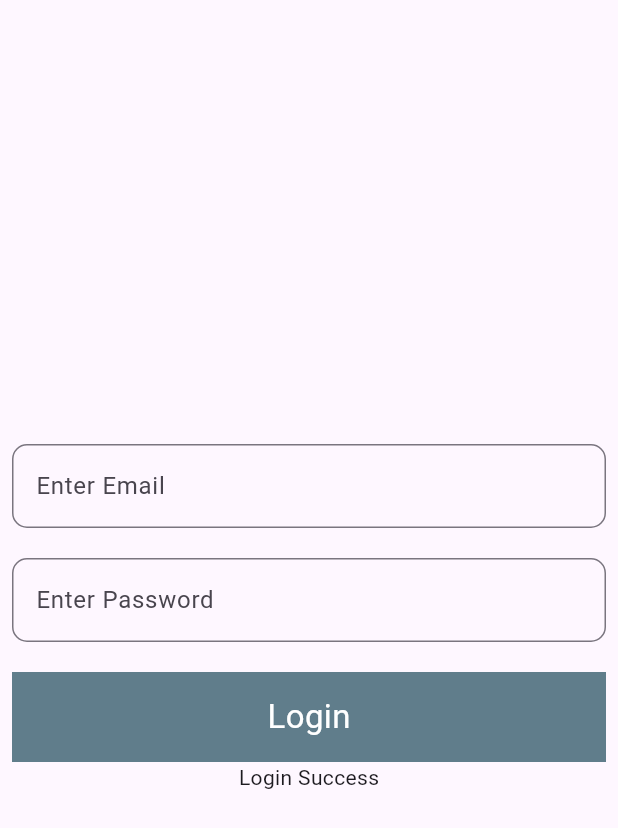
After one commit to rai-ms/bloc_flutter_practice, a Flutter app: the ValidateFormBloc screen opened by its route, after a tap on "Login", on a phone screen of 412 x 824 dp. The commit adds this screen. Shown: the top 828 px of the screen. Run offline on Flutter 3.47's test engine with Material 2 defaults, Android fonts, the phone set to English and light mode, and no system bars; our stand-ins replace connectivity_plus, flutter_bloc.

Commit message:
Adding form validation using Bloc

```diff
--- /dev/null
+++ b/lib/enum/internet_cubit.dart
@@ -0,0 +1,31 @@
+import 'dart:async';
+
+import 'package:connectivity_plus/connectivity_plus.dart';
+import 'package:flutter_bloc/flutter_bloc.dart';
+
+enum InternetState{GAINED, LOST, INITIAL}
+
+class InternetCubit extends Cubit<InternetState>
+{
+  Connectivity _connectivity = Connectivity();
+  StreamSubscription? _connectivitySubscription;
+
+  InternetCubit():super(InternetState.INITIAL){
+    _connectivitySubscription = _connectivity.onConnectivityChanged.listen((result) {
+      if(result == ConnectivityResult.wifi || result == ConnectivityResult.mobile)
+        {
+          emit(InternetState.GAINED);
+        }
+      else
+        {
+          emit(InternetState.LOST);
+        }
+    });
+  }
+
+  @override
+  Future<void> close() {
+    _connectivitySubscription?.cancel();
+    return super.close();
+  }
+}
--- /dev/null
+++ b/lib/modules/formValidationbloc/bloc/validate_bloc.dart
@@ -0,0 +1,32 @@
+import 'package:flutter_bloc/flutter_bloc.dart';
+import 'package:flutter_bloc_practice/modules/formValidationbloc/bloc/validate_event.dart';
+import 'package:flutter_bloc_practice/modules/formValidationbloc/bloc/validate_state.dart';
+import 'package:flutter_bloc_practice/services/utils/text/app_text.dart';
+
+class ValidateBloc extends Bloc<ValidateEvent, ValidateState>
+{
+  ValidateBloc():super(InitialValidateState()){
+    on<ValidateTextFieldEvent>((event, emit) {
+      if(event.emailValue.isEmpty || !isValidEmail(event.emailValue)){
+        emit(ErrorValidateState(errorMessage: AppText.enterValidEmail));
+      }
+      else if(event.passValue.length <= 6)
+        {
+          emit(ErrorValidateState(errorMessage: AppText.passwordMustBeGreater));
+        }
+      else
+      {
+        emit(ValidValidateState());
+      }
+    });
+    on<ValidateSubmitButton>((event, emit) {
+      emit(LoadingValidateState());
+    });
+  }
+
+  bool isValidEmail(email){
+    final bool emailValid = RegExp(r"^[a-zA-Z0-9.a-zA-Z0-9.!#$%&'*+-/=?^_`{|}~]+@[a-zA-Z0-9]+\.[a-zA-Z]+")
+        .hasMatch(email);
+    return emailValid;
+  }
+}
--- /dev/null
+++ b/lib/modules/formValidationbloc/bloc/validate_event.dart
@@ -0,0 +1,19 @@
+abstract class ValidateEvent
+{}
+
+class ValidateTextFieldEvent extends ValidateEvent
+{
+  String emailValue;
+  String passValue;
+
+  ValidateTextFieldEvent({required this.emailValue, required this.passValue});
+
+}
+
+class ValidateSubmitButton extends ValidateEvent
+{
+  String email;
+  String pass;
+
+  ValidateSubmitButton({required this.pass, required this.email});
+}
--- /dev/null
+++ b/lib/modules/formValidationbloc/bloc/validate_state.dart
@@ -0,0 +1,20 @@
+abstract class ValidateState
+{}
+
+class InitialValidateState extends ValidateState
+{}
+
+class ValidValidateState extends ValidateState
+{}
+
+class InValidValidateState extends ValidateState
+{}
+
+class ErrorValidateState extends ValidateState
+{
+  final String errorMessage;
+  ErrorValidateState({required this.errorMessage});
+}
+
+class LoadingValidateState extends ValidateState
+{}
--- /dev/null
+++ b/lib/modules/formValidationbloc/validate_form.dart
@@ -0,0 +1,105 @@
+import 'package:flutter/material.dart';
+import 'package:flutter_bloc/flutter_bloc.dart';
+import 'package:flutter_bloc_practice/modules/formValidationbloc/bloc/validate_bloc.dart';
+import 'package:flutter_bloc_practice/modules/formValidationbloc/bloc/validate_state.dart';
+import 'package:flutter_bloc_practice/services/utils/text/app_text.dart';
+
+import 'bloc/validate_event.dart';
+
+class ValidateFormBloc extends StatefulWidget {
+  const ValidateFormBloc({super.key});
+
+  @override
+  State<ValidateFormBloc> createState() => _ValidateFormBlocState();
+}
+
+class _ValidateFormBlocState extends State<ValidateFormBloc> {
+
+  final emailCont = TextEditingController();
+  final passCont = TextEditingController();
+
+  @override
+  Widget build(BuildContext context) {
+    double width = MediaQuery.of(context).size.width;
+    return Scaffold(
+      body: Center(
+        child: Padding(
+          padding: const EdgeInsets.all(8.0),
+          child: Column(
+            mainAxisAlignment: MainAxisAlignment.center,
+            crossAxisAlignment: CrossAxisAlignment.center,
+            children: [
+              TextFormField(
+                onChanged: (value){
+                  BlocProvider.of<ValidateBloc>(context).add(ValidateTextFieldEvent(emailValue: emailCont.text.toString().trim(), passValue: passCont.text.toString().trim()));
+                },
+                controller: emailCont,
+                decoration: InputDecoration(
+                  hintText: AppText.enterEmail,
+                  border: OutlineInputBorder(
+                    borderRadius: BorderRadius.circular(10),
+                    borderSide: const BorderSide(color: Colors.black, width: 1),
+                  ),
+                ),
+              ),
+              const SizedBox(height: 20,),
+              TextFormField(
+                controller: passCont,
+                onChanged: (value){
+                  BlocProvider.of<ValidateBloc>(context).add(ValidateTextFieldEvent(emailValue: emailCont.text.toString().trim(), passValue: passCont.text.toString().trim()));
+                },
+                decoration: InputDecoration(
+                  hintText: AppText.enterPass,
+                  border: OutlineInputBorder(
+                    borderRadius: BorderRadius.circular(10),
+                    borderSide: const BorderSide(color: Colors.black, width: 1),
+                  )
+                ),
+              ),
+
+              const SizedBox(height: 20,),
+
+              BlocBuilder<ValidateBloc, ValidateState>(
+                builder: (context, state){
+                  if (state is LoadingValidateState){
+                    return const Center(child: CircularProgressIndicator());
+                  }
+                  return InkWell(
+                    onTap: (){
+                      if(state is ValidValidateState){
+                        BlocProvider.of<ValidateBloc>(context).add(ValidateSubmitButton(email: emailCont.text.toString().trim(), pass: passCont.text.toString().trim()));
+                      }
+                    },
+                    child: Container(
+                      color: (state is ValidValidateState)?Colors.blue: Colors.blueGrey,
+                      height: 60,
+                      width: width,
+                      child: const Center(child: Text(AppText.login, style: TextStyle(color: Colors.white, fontSize: 22),)),
+                    ),
+                  );
+              }),
+
+              BlocBuilder<ValidateBloc, ValidateState>(builder: (context,state){
+                if(state is ErrorValidateState){
+                  return const Text("Error Occured");
+                }
+                else if(state is InValidValidateState){
+                  return const Text("Invalid Data");
+                }
+                else if(state is ValidateState){
+                  return const Text("Login Success");
+                }
+                return Container();
+              })
+            ],
+          ),
+        ),
+      ),
+    );
+  }
+
+  validateForm()
+  {
+
+  }
+}
--- a/lib/services/utils/navigate_route.dart
+++ b/lib/services/utils/navigate_route.dart
@@ -1,5 +1,7 @@
 import 'package:flutter/material.dart';
+import 'package:flutter_bloc_practice/modules/formValidationbloc/validate_form.dart';
 import 'package:flutter_bloc_practice/modules/homepage/pages/homepage.dart';
+import 'package:flutter_bloc_practice/modules/homepage/pages/homepage_cubit.dart';
 import 'package:flutter_bloc_practice/services/utils/route_name.dart';
 
 class NavigateRoute
@@ -9,6 +11,10 @@ class NavigateRoute
     switch (settings.name){
       case RouteName.homePage:
         return MaterialPageRoute(builder: (context)=> const MyHomePage());
+      case RouteName.homePageCubit:
+        return MaterialPageRoute(builder: (context)=> const MyHomePageCubit());
+      case RouteName.validateFormPage:
+        return MaterialPageRoute(builder: (context)=> const ValidateFormBloc());
       default:
         return  MaterialPageRoute(builder: (context)=>const Scaffold(
           body: Center(
--- a/lib/services/utils/route_name.dart
+++ b/lib/services/utils/route_name.dart
@@ -1,4 +1,6 @@
 class RouteName
 {
   static const homePage = '/';
+  static const homePageCubit = '/cubitHomePage';
+  static const validateFormPage = '/validateFormPage';
 }
--- a/lib/services/utils/text/app_text.dart
+++ b/lib/services/utils/text/app_text.dart
@@ -4,5 +4,10 @@ class AppText
   static const String notConnected = "Not Connected";
   static const String connecting = "Connecting ..";
   static const String empty = "";
+  static const String enterEmail = "Enter Email";
+  static const String login = "Login";
+  static const String enterPass = "Enter Password";
+  static const String enterValidEmail = "Please enter valid email";
+  static const String passwordMustBeGreater = "Password must be greater than 6 characters";
 
 }
```
Also changed, not shown: lib/main.dart (+10 -2 lines), lib/modules/homepage/pages/homepage.dart (+21 -0 lines), lib/modules/homepage/pages/homepage_cubit.dart (added, +67 -0 lines).
